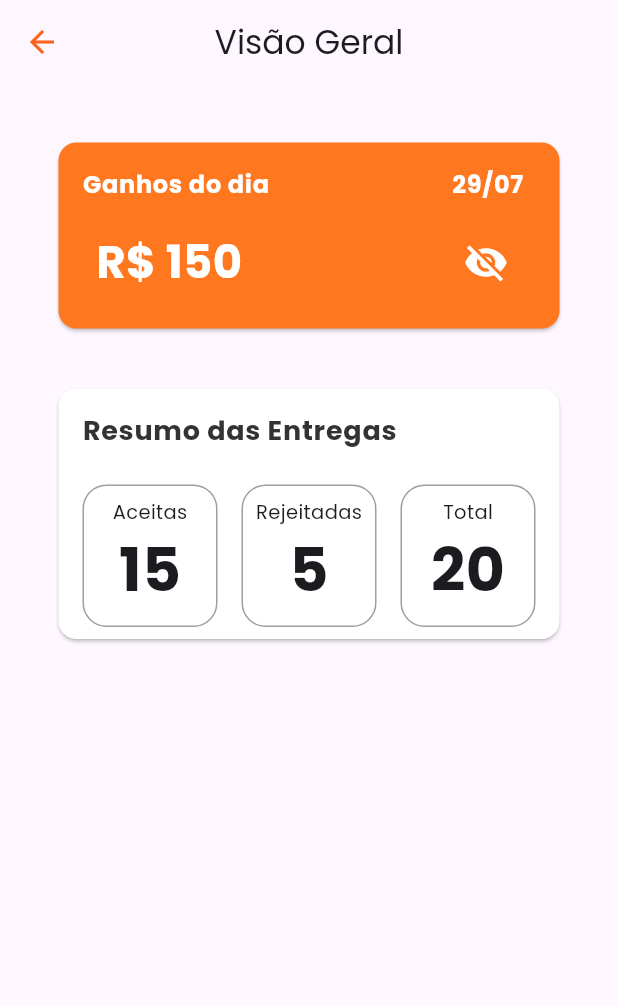
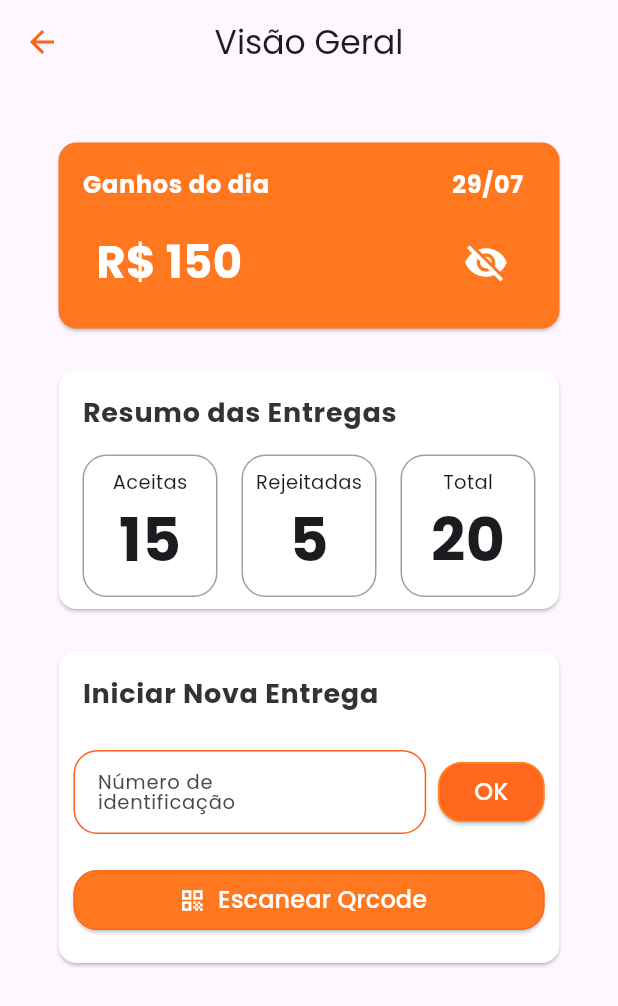
Before and after one commit to igregorioneto/FlutterProjects, a Flutter app: the OverviewPage screen opened directly, on a phone screen of 412 x 824 dp. Shown: the top 1006 px of the screen. Run offline on Flutter 3.47's test engine with Material 3 defaults, Android fonts, the phone set to English and light mode, and no system bars; our stand-ins replace animate_do, animated_text_kit, bloc, carousel_slider, dio, fl_chart and 18 more; missing offline and left inert: asyncstate, dart:ffi, flutter_getit, function_tree; accounts and stored records are empty; generated files the repository leaves out were written again; project files that could hold a hidden picture were left out.

Commit message:
feat: finishing page overview

```diff
--- a/delivery_people/lib/src/pages/overview/overview_page.dart
+++ b/delivery_people/lib/src/pages/overview/overview_page.dart
@@ -1,6 +1,9 @@
 import 'package:delivery_people/src/utils/colors.dart';
+import 'package:delivery_people/src/wigets/button_custom_widget.dart';
 import 'package:delivery_people/src/wigets/button_simple_icon_custom_widget.dart';
+import 'package:delivery_people/src/wigets/card_custom_widgets.dart';
 import 'package:delivery_people/src/wigets/card_simple_title_value_widget.dart';
+import 'package:delivery_people/src/wigets/input_custom_widget.dart';
 import 'package:flutter/material.dart';
 
 class OverviewPage extends StatefulWidget {
@@ -36,7 +39,8 @@ class _OverviewPageState extends State<OverviewPage> {
           },
         ),
       ),
-      body: Padding(
+      body: SingleChildScrollView(
+        child: Padding(
           padding: EdgeInsets.all(35),
           child: Column(
             children: [
@@ -97,26 +101,12 @@ class _OverviewPageState extends State<OverviewPage> {
                 ),
               ),
 
-            SizedBox(height: 32),
+              SizedBox(height: 20),
 
               // Card Resumo das entregas
-            Card(
-              color: AppColors.white,
-              child: Column(
-                children: [
-                  ListTile(
-                    title: Text(
-                      'Resumo das Entregas',
-                      style: TextStyle(
-                        fontSize: 18,
-                        fontWeight: FontWeight.bold,
-                        color: AppColors.black,
-                        fontFamily: 'Poppins',
-                      ),
-                    ),
-                  ),
-                  SizedBox(height: 8),
-                  Row(
+              CardCustomWidget(
+                title: 'Resumo das Entregas',
+                customWidget: Row(
                   mainAxisAlignment: MainAxisAlignment.spaceEvenly,
                   children: [
                     CardSimpleTitleValueWidget(
@@ -133,13 +123,61 @@ class _OverviewPageState extends State<OverviewPage> {
                     ),
                   ],
                 ),
-                  SizedBox(height: 8),
+              ),
+
+              SizedBox(height: 20),
+              // Card Iniciar nova entrega
+              CardCustomWidget(
+                title: 'Iniciar Nova Entrega',
+                customWidget: Column(
+                  children: [
+                    Padding(
+                      padding: const EdgeInsets.all(10),
+                      child: Row(
+                        children: [
+                          Flexible(
+                            child: InputCustomWidget(
+                              label: 'Número de identificação',
+                              hintText: '123456',
+                              toggleViewPassword: () {},
+                              obscureText: false,
+                            ),
+                          ),
+                          SizedBox(width: 8),
+                          ButtonCustomWidget(
+                            buttonColor: AppColors.orangeDark,
+                            borderColor: AppColors.orangeLight,
+                            textColor: AppColors.white,
+                            titleButton: 'OK',
+                            isIcon: false,
+                            click: () {},
+                          ),
                         ],
                       ),
                     ),
-
-            // Card Iniciar nova entrega
+                    Padding(
+                      padding: const EdgeInsets.all(10),
+                      child: Row(
+                        children: [
+                          Expanded(
+                            child: ButtonCustomWidget(
+                              buttonColor: AppColors.gradientColor(0.5),
+                              borderColor: AppColors.orangeDark,
+                              textColor: AppColors.white,
+                              titleButton: 'Escanear Qrcode',
+                              isIcon: true,
+                              icon: Icons.qr_code,
+                              click: () {},
+                            ),
+                          ),
                         ],
+                      ),
+                    )
+                  ],
+                ),
+              ),
+            ],
+          ),
         ),
       ),
     );
--- /dev/null
+++ b/delivery_people/lib/src/wigets/card_custom_widgets.dart
@@ -0,0 +1,40 @@
+import 'package:delivery_people/src/utils/colors.dart';
+import 'package:flutter/material.dart';
+
+class CardCustomWidget extends StatelessWidget {
+  final String title;
+  final Widget customWidget;
+
+  const CardCustomWidget({
+    super.key,
+    required this.title,
+    required this.customWidget,
+  });
+
+  @override
+  Widget build(BuildContext context) {
+    return Card(
+      color: AppColors.white,
+      child: Column(
+        children: [
+          ListTile(
+            title: Text(
+              title,
+              style: TextStyle(
+                fontSize: 18,
+                fontWeight: FontWeight.bold,
+                color: AppColors.black,
+                fontFamily: 'Poppins',
+              ),
+            ),
+          ),
+
+          // Custom Widget
+          customWidget,
+
+          SizedBox(height: 8),
+        ],
+      ),
+    );
+  }
+}
```
Lines whose indentation alone changed are shown as unchanged.
